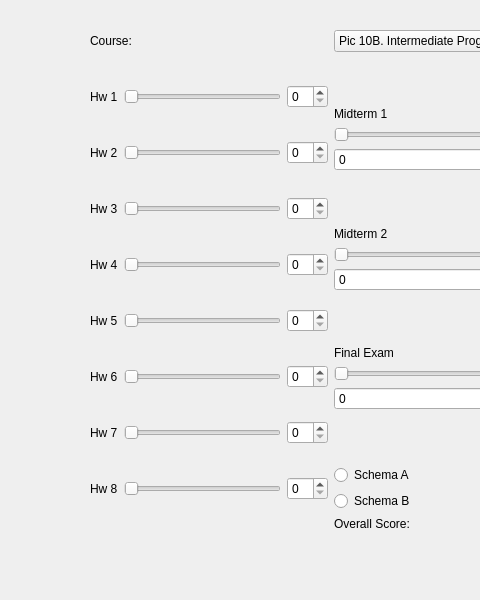
The window that Assignment2/GradeCalculator/mainwindow.ui (RohithKodukula/pic10c) describes before a commit, drawn with Qt 5; both pictures show x 0 to 480 and y 0 to 600 of the 800 by 600 pixel window.
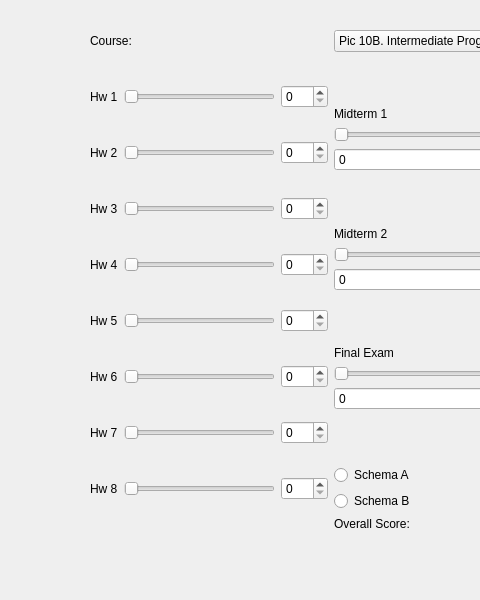
The same window after the commit.

Diff of the .ui file:
```diff
--- a/Assignment2/GradeCalculator/mainwindow.ui
+++ b/Assignment2/GradeCalculator/mainwindow.ui
@@ -70,13 +70,20 @@
            </item>
            <item>
             <widget class="QSlider" name="hw1slide">
+             <property name="maximum">
+              <number>100</number>
+             </property>
              <property name="orientation">
               <enum>Qt::Horizontal</enum>
              </property>
             </widget>
            </item>
            <item>
-            <widget class="QSpinBox" name="hw1spin"/>
+            <widget class="QSpinBox" name="hw1spin">
+             <property name="maximum">
+              <number>100</number>
+             </property>
+            </widget>
            </item>
           </layout>
          </item>
@@ -91,13 +98,20 @@
            </item>
            <item>
             <widget class="QSlider" name="hw2slide">
+             <property name="maximum">
+              <number>100</number>
+             </property>
              <property name="orientation">
               <enum>Qt::Horizontal</enum>
              </property>
             </widget>
            </item>
            <item>
-            <widget class="QSpinBox" name="hw2spin"/>
+            <widget class="QSpinBox" name="hw2spin">
+             <property name="maximum">
+              <number>100</number>
+             </property>
+            </widget>
            </item>
           </layout>
          </item>
@@ -112,13 +126,20 @@
            </item>
            <item>
             <widget class="QSlider" name="hw3slide">
+             <property name="maximum">
+              <number>100</number>
+             </property>
              <property name="orientation">
               <enum>Qt::Horizontal</enum>
              </property>
             </widget>
            </item>
            <item>
-            <widget class="QSpinBox" name="hw3spin"/>
+            <widget class="QSpinBox" name="hw3spin">
+             <property name="maximum">
+              <number>100</number>
+             </property>
+            </widget>
            </item>
           </layout>
          </item>
@@ -133,13 +154,20 @@
            </item>
            <item>
             <widget class="QSlider" name="hw4slide">
+             <property name="maximum">
+              <number>100</number>
+             </property>
              <property name="orientation">
               <enum>Qt::Horizontal</enum>
              </property>
             </widget>
            </item>
            <item>
-            <widget class="QSpinBox" name="hw4spin"/>
+            <widget class="QSpinBox" name="hw4spin">
+             <property name="maximum">
+              <number>100</number>
+             </property>
+            </widget>
            </item>
           </layout>
          </item>
@@ -154,13 +182,20 @@
            </item>
            <item>
             <widget class="QSlider" name="hw5slide">
+             <property name="maximum">
+              <number>100</number>
+             </property>
              <property name="orientation">
               <enum>Qt::Horizontal</enum>
              </property>
             </widget>
            </item>
            <item>
-            <widget class="QSpinBox" name="hw5spin"/>
+            <widget class="QSpinBox" name="hw5spin">
+             <property name="maximum">
+              <number>100</number>
+             </property>
+            </widget>
            </item>
           </layout>
          </item>
@@ -175,13 +210,20 @@
            </item>
            <item>
             <widget class="QSlider" name="hw6slide">
+             <property name="maximum">
+              <number>100</number>
+             </property>
              <property name="orientation">
               <enum>Qt::Horizontal</enum>
              </property>
             </widget>
            </item>
            <item>
-            <widget class="QSpinBox" name="hw6spin"/>
+            <widget class="QSpinBox" name="hw6spin">
+             <property name="maximum">
+              <number>100</number>
+             </property>
+            </widget>
            </item>
           </layout>
          </item>
@@ -196,13 +238,20 @@
            </item>
            <item>
             <widget class="QSlider" name="hw7slide">
+             <property name="maximum">
+              <number>100</number>
+             </property>
              <property name="orientation">
               <enum>Qt::Horizontal</enum>
              </property>
             </widget>
            </item>
            <item>
-            <widget class="QSpinBox" name="hw7spin"/>
+            <widget class="QSpinBox" name="hw7spin">
+             <property name="maximum">
+              <number>100</number>
+             </property>
+            </widget>
            </item>
           </layout>
          </item>
@@ -217,13 +266,20 @@
            </item>
            <item>
             <widget class="QSlider" name="hw8slide">
+             <property name="maximum">
+              <number>100</number>
+             </property>
              <property name="orientation">
               <enum>Qt::Horizontal</enum>
              </property>
             </widget>
            </item>
            <item>
-            <widget class="QSpinBox" name="hw8spin"/>
+            <widget class="QSpinBox" name="hw8spin">
+             <property name="maximum">
+              <number>100</number>
+             </property>
+            </widget>
            </item>
           </layout>
          </item>
```
Left out of the diff: 195 changed lines with no effect on the pictures.
